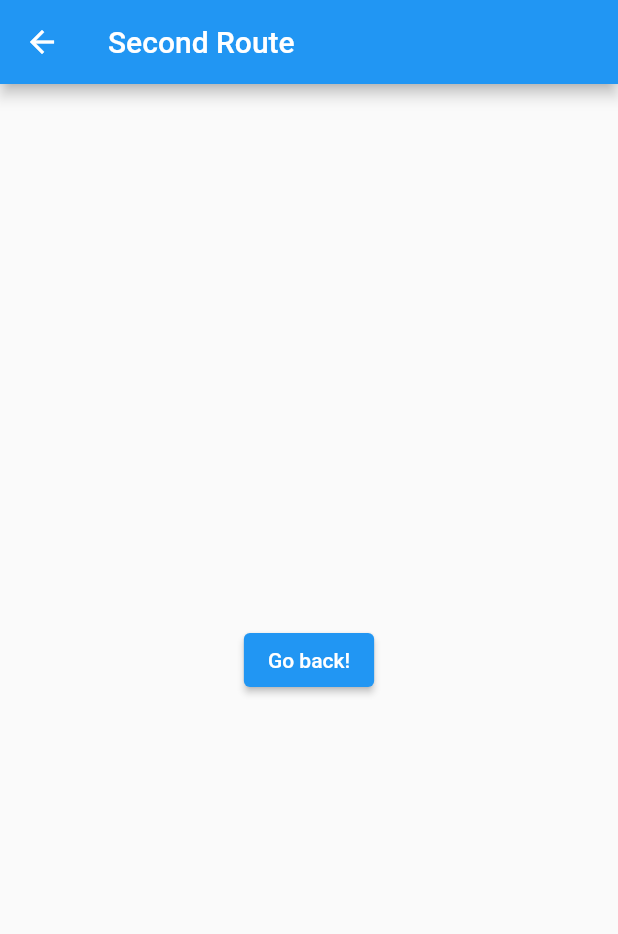
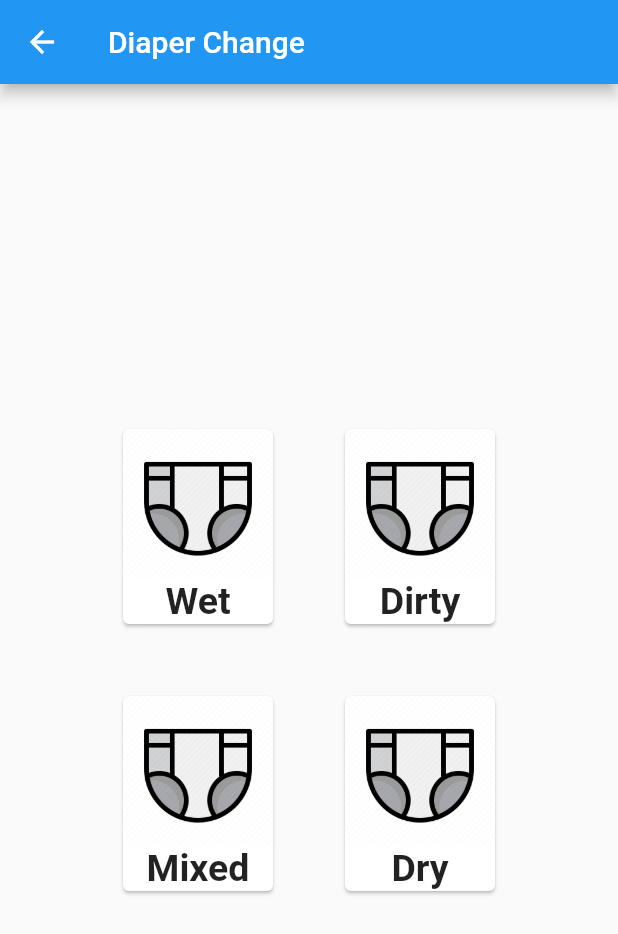
Before and after one commit to clintegarrison/baby-sync, a Flutter app: the DiaperChange screen opened directly, on a phone screen of 412 x 824 dp. Shown: the top 934 px of the screen. Run offline on Flutter 3.47's test engine with Material 2 defaults, Android fonts, the phone set to English and light mode, and no system bars.

Commit message:
diaper grid

```diff
--- a/lib/main.dart
+++ b/lib/main.dart
@@ -189,16 +189,122 @@ class DiaperChange extends StatelessWidget {
   Widget build(BuildContext context) {
     return Scaffold(
       appBar: AppBar(
-        title: Text("Second Route"),
+        title: Text("Diaper Change"),
       ),
       body: Center(
-        child: ElevatedButton(
-          onPressed: () {
-            // Navigate back to first route when tapped.
-          },
-          child: Text('Go back!'),
-        ),
-      ),
+          child: Column(
+        crossAxisAlignment: CrossAxisAlignment.center,
+        mainAxisAlignment: MainAxisAlignment.center,
+        children: [
+          Row(
+            crossAxisAlignment: CrossAxisAlignment.center,
+            mainAxisAlignment: MainAxisAlignment.center,
+            children: [
+              Card(
+                child: InkWell(
+                  splashColor: Colors.blue.withAlpha(30),
+                  onTap: () {
+                    log('Card tapped.');
+                  },
+                  child: SizedBox(
+                      width: 100,
+                      height: 130,
+                      child: Container(
+                        child: Column(
+                          children: [
+                            Image(image: AssetImage('images/diaper.png')),
+                            Text(
+                              'Wet',
+                              style: new TextStyle(
+                                  fontWeight: FontWeight.bold, fontSize: 25),
+                            )
+                          ],
+                        ),
+                      )),
+                ),
+              ),
+              SizedBox(width: 40, height: 40),
+              Card(
+                child: InkWell(
+                  splashColor: Colors.blue.withAlpha(30),
+                  onTap: () {
+                    log('Card tapped.');
+                  },
+                  child: SizedBox(
+                      width: 100,
+                      height: 130,
+                      child: Container(
+                        child: Column(
+                          children: [
+                            Image(image: AssetImage('images/diaper.png')),
+                            Text(
+                              'Dirty',
+                              style: new TextStyle(
+                                  fontWeight: FontWeight.bold, fontSize: 25),
+                            )
+                          ],
+                        ),
+                      )),
+                ),
+              ),
+            ],
+          ),
+          SizedBox(width: 40, height: 40),
+          Row(
+            crossAxisAlignment: CrossAxisAlignment.center,
+            mainAxisAlignment: MainAxisAlignment.center,
+            children: [
+              Card(
+                child: InkWell(
+                  splashColor: Colors.blue.withAlpha(30),
+                  onTap: () {
+                    log('Card tapped.');
+                  },
+                  child: SizedBox(
+                      width: 100,
+                      height: 130,
+                      child: Container(
+                        child: Column(
+                          children: [
+                            Image(image: AssetImage('images/diaper.png')),
+                            Text(
+                              'Mixed',
+                              style: new TextStyle(
+                                  fontWeight: FontWeight.bold, fontSize: 25),
+                            )
+                          ],
+                        ),
+                      )),
+                ),
+              ),
+              SizedBox(width: 40, height: 40),
+              Card(
+                child: InkWell(
+                  splashColor: Colors.blue.withAlpha(30),
+                  onTap: () {
+                    log('Card tapped.');
+                  },
+                  child: SizedBox(
+                      width: 100,
+                      height: 130,
+                      child: Container(
+                        child: Column(
+                          children: [
+                            Image(image: AssetImage('images/diaper.png')),
+                            Text(
+                              'Dry',
+                              style: new TextStyle(
+                                  fontWeight: FontWeight.bold, fontSize: 25),
+                            )
+                          ],
+                        ),
+                      )),
+                ),
+              ),
+            ],
+          ),
+        ],
+      )),
     );
   }
 }
```
